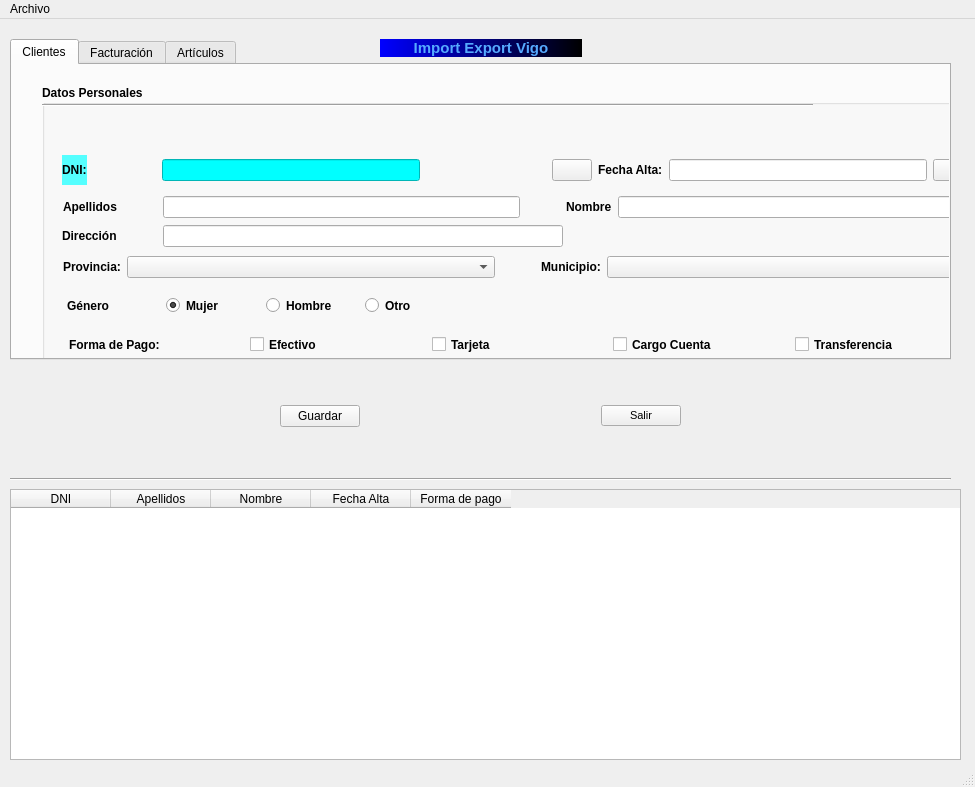
Before: the Qt Designer form window.ui in RadicalKill/fernandezserra, drawn with Qt 5.
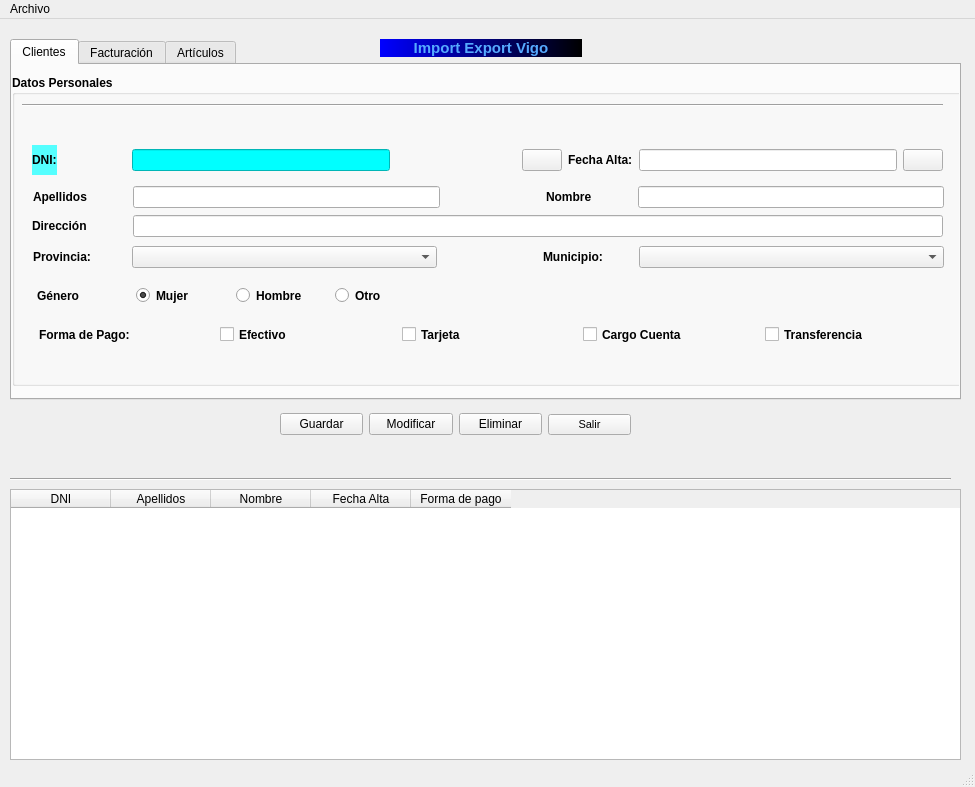
After: the same form once the commit is applied. The open tabs and pages were chosen to show the change. Icons and pictures are not drawn.

Diff of the .ui file:
```diff
--- a/window.ui
+++ b/window.ui
@@ -17,6 +17,9 @@
    <string notr="true"/>
   </property>
   <widget class="QWidget" name="centralwidget">
+   <property name="styleSheet">
+    <string notr="true"/>
+   </property>
    <widget class="QLabel" name="lblClientes">
     <property name="geometry">
      <rect>
@@ -50,20 +53,34 @@
     <property name="geometry">
      <rect>
       <x>280</x>
-      <y>360</y>
-      <width>401</width>
-      <height>75</height>
+      <y>390</y>
+      <width>351</width>
+      <height>31</height>
      </rect>
     </property>
-    <layout class="QGridLayout" name="gridLayout">
-     <item row="0" column="0">
+    <layout class="QHBoxLayout" name="horizontalLayout_7">
+     <item>
       <widget class="QPushButton" name="btnGuardaClie">
        <property name="text">
         <string>Guardar</string>
        </property>
       </widget>
      </item>
-     <item row="0" column="2">
+     <item>
+      <widget class="QPushButton" name="btnModifCli">
+       <property name="text">
+        <string>Modificar</string>
+       </property>
+      </widget>
+     </item>
+     <item>
+      <widget class="QPushButton" name="btnEliminarCli">
+       <property name="text">
+        <string>Eliminar</string>
+       </property>
+      </widget>
+     </item>
+     <item>
       <widget class="QPushButton" name="btnSalir">
        <property name="font">
         <font>
@@ -75,19 +92,6 @@
        </property>
       </widget>
      </item>
-     <item row="0" column="1">
-      <spacer name="horizontalSpacer_4">
-       <property name="orientation">
-        <enum>Qt::Horizontal</enum>
-       </property>
-       <property name="sizeHint" stdset="0">
-        <size>
-         <width>40</width>
-         <height>20</height>
-        </size>
-       </property>
-      </spacer>
-     </item>
     </layout>
    </widget>
    <widget class="Line" name="line">
@@ -153,10 +157,13 @@
      <rect>
       <x>10</x>
       <y>20</y>
-      <width>941</width>
-      <height>321</height>
+      <width>951</width>
+      <height>361</height>
      </rect>
     </property>
+    <property name="styleSheet">
+     <string notr="true"/>
+    </property>
     <property name="currentIndex">
      <number>2</number>
     </property>
@@ -167,10 +174,10 @@
      <widget class="QGroupBox" name="groupBox">
       <property name="geometry">
        <rect>
-        <x>30</x>
-        <y>20</y>
-        <width>941</width>
-        <height>301</height>
+        <x>0</x>
+        <y>10</y>
+        <width>951</width>
+        <height>311</height>
        </rect>
       </property>
       <property name="font">
@@ -284,7 +291,7 @@
           </property>
           <property name="sizeHint" stdset="0">
            <size>
-            <width>40</width>
+            <width>100</width>
             <height>20</height>
            </size>
           </property>
@@ -297,6 +304,22 @@
           </property>
          </widget>
         </item>
+        <item>
+         <spacer name="horizontalSpacer_4">
+          <property name="orientation">
+           <enum>Qt::Horizontal</enum>
+          </property>
+          <property name="sizeType">
+           <enum>QSizePolicy::Fixed</enum>
+          </property>
+          <property name="sizeHint" stdset="0">
+           <size>
+            <width>40</width>
+            <height>20</height>
+           </size>
+          </property>
+         </spacer>
+        </item>
         <item>
          <widget class="QLineEdit" name="txtNombre">
           <property name="sizePolicy">
@@ -314,7 +337,7 @@
         <rect>
          <x>20</x>
          <y>140</y>
-         <width>501</width>
+         <width>911</width>
          <height>22</height>
         </rect>
        </property>
@@ -364,6 +387,22 @@
           </property>
          </widget>
         </item>
+        <item>
+         <spacer name="horizontalSpacer_9">
+          <property name="orientation">
+           <enum>Qt::Horizontal</enum>
+          </property>
+          <property name="sizeType">
+           <enum>QSizePolicy::Fixed</enum>
+          </property>
+          <property name="sizeHint" stdset="0">
+           <size>
+            <width>35</width>
+            <height>20</height>
+           </size>
+          </property>
+         </spacer>
+        </item>
         <item>
          <widget class="QComboBox" name="cmbProv">
           <property name="sizePolicy">
@@ -384,7 +423,7 @@
           </property>
           <property name="sizeHint" stdset="0">
            <size>
-            <width>40</width>
+            <width>100</width>
             <height>20</height>
            </size>
           </property>
@@ -397,6 +436,22 @@
           </property>
          </widget>
         </item>
+        <item>
+         <spacer name="horizontalSpacer_8">
+          <property name="orientation">
+           <enum>Qt::Horizontal</enum>
+          </property>
+          <property name="sizeType">
+           <enum>QSizePolicy::Fixed</enum>
+          </property>
+          <property name="sizeHint" stdset="0">
+           <size>
+            <width>30</width>
+            <height>20</height>
+           </size>
+          </property>
+         </spacer>
+        </item>
         <item>
          <widget class="QComboBox" name="cmbMun">
           <property name="sizePolicy">
@@ -561,9 +616,9 @@
       <widget class="Line" name="line_2">
        <property name="geometry">
         <rect>
-         <x>0</x>
-         <y>10</y>
-         <width>771</width>
+         <x>10</x>
+         <y>20</y>
+         <width>921</width>
          <height>20</height>
         </rect>
        </property>
```
Left out of the diff: 4 changed lines with no effect on the pictures.
